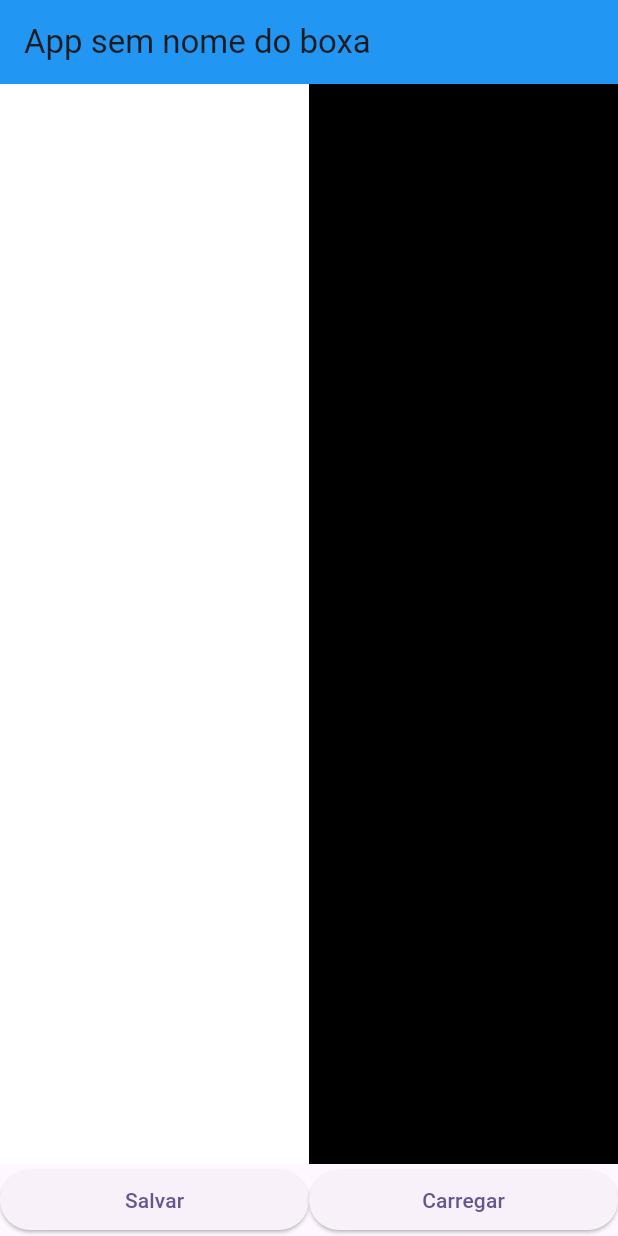
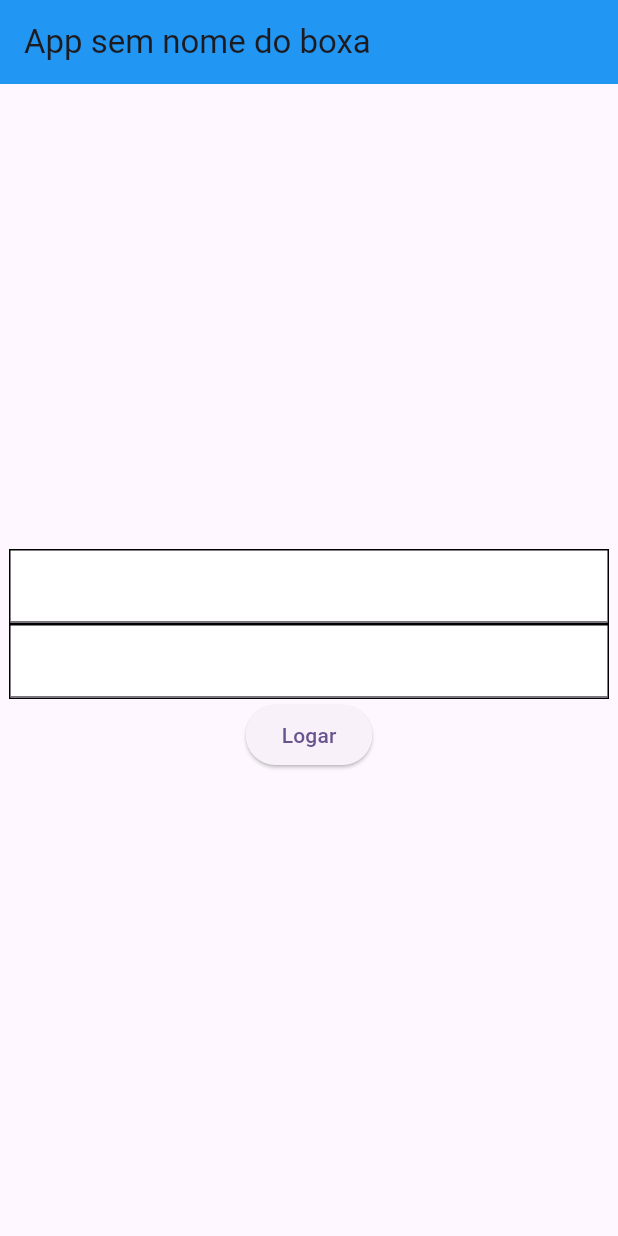
Before and after one commit to GuimaRodrigues/on_lyric, a Flutter app: the screen it shows after launch, on a phone screen of 412 x 824 dp. Run offline on Flutter 3.47's test engine with Material 3 defaults, Android fonts, the phone set to English and light mode, and no system bars; missing offline and left inert: flutter_session_manager, rich_text_controller.

Commit message:
avancei bem ate

```diff
--- a/lib/main.dart
+++ b/lib/main.dart
@@ -1,10 +1,10 @@
-import 'package:app_musica/home_page.dart';
+import 'package:app_musica/utils/storage/control_session.dart';
+import 'package:app_musica/utils/storage/storage_constants.dart';
+import 'package:app_musica/view/home_page_view.dart';
+import 'package:app_musica/view/login_page.dart';
 import 'package:flutter/material.dart';
-import 'package:localstorage/localstorage.dart';
 
-final LocalStorage storage = LocalStorage('alan_bortot');
-
-void main() {
+void main() async {
   runApp(const MyApp());
 }
 
@@ -20,7 +20,19 @@
         colorScheme: ColorScheme.fromSeed(seedColor: Colors.deepPurple),
         useMaterial3: true,
       ),
-      home: const HomePage(),
+      home: FutureBuilder(
+        future: verificarState(),
+        builder: (context, snapshot) {
+          if (snapshot.data == true) {
+            return const HomePage();
+          }
+          return const LoginPage();
+        },
+      ),
     );
   }
+
+  verificarState() async {
+    return await ControlSession().get(StorageConstants().USUARIO_LOGADO);
+  }
 }
--- a/lib/model/Musica.dart
+++ b/lib/model/Musica.dart
@@ -1,3 +1,4 @@
 class Musica {
   String? musica;
+  String? titulo;
 }
--- /dev/null
+++ b/lib/utils/storage/control_session.dart
@@ -0,0 +1,38 @@
+import 'package:flutter_session_manager/flutter_session_manager.dart';
+
+class ControlSession {
+  ControlSession.internal();
+
+  factory ControlSession() => _instance;
+  static final ControlSession _instance = ControlSession.internal();
+
+  /// - Armazenar valores na sessão
+  Future<void> set(String key, dynamic value) async {
+    await SessionManager().set(key, value);
+  }
+
+  /// - Ler valores da sessão
+  Future<dynamic> get(String key) async {
+    return SessionManager().get(key);
+  }
+
+  /// - Atualizar sessão
+  Future<void> update() async {
+    await SessionManager().update();
+  }
+
+  /// - Excluir sessão e todos os dados nela
+  Future<void> destroy() async {
+    await SessionManager().destroy();
+  }
+
+  /// - Remover um item específico
+  Future<void> remove(String key) async {
+    await SessionManager().remove(key);
+  }
+
+  /// - Verifique se existe ou não uma chave
+  Future<bool> contain(String key) async {
+    return SessionManager().containsKey(key);
+  }
+}
--- /dev/null
+++ b/lib/utils/storage/storage_constants.dart
@@ -0,0 +1,6 @@
+class StorageConstants {
+  final String USUARIO = "USUARIO";
+  final String USUARIO_LOGADO = "USUARIO_LOGADO";
+  final String MUSICAS = "MUSICAS";
+  final String REPERTORIOS = "REPERTORIOS";
+}
--- /dev/null
+++ b/lib/view/login_page.dart
@@ -0,0 +1,86 @@
+import 'package:app_musica/utils/storage/control_session.dart';
+import 'package:app_musica/utils/storage/storage_constants.dart';
+import 'package:app_musica/view/home_page_view.dart';
+import 'package:flutter/material.dart';
+
+class LoginPage extends StatefulWidget {
+  const LoginPage({super.key});
+
+  @override
+  State<LoginPage> createState() => _LoginPageState();
+}
+
+class _LoginPageState extends State<LoginPage> {
+  String loginAdm = 'admin';
+  String senhaAdm = '1234';
+  String login = '';
+  String senha = '';
+
+  TextEditingController controllerLogin = TextEditingController();
+  TextEditingController controllerSenha = TextEditingController();
+
+  @override
+  void initState() {
+    controllerLogin = TextEditingController();
+    controllerSenha = TextEditingController();
+    super.initState();
+  }
+
+  @override
+  Widget build(BuildContext context) {
+    return Scaffold(
+      appBar: AppBar(
+        backgroundColor: Colors.blue,
+        title: const Text('App sem nome do boxa'),
+      ),
+      body: Container(
+        alignment: Alignment.center,
+        height: MediaQuery.of(context).size.height,
+        child: Column(
+          mainAxisAlignment: MainAxisAlignment.center,
+          mainAxisSize: MainAxisSize.min,
+          children: [
+            Container(
+              width: 400,
+              decoration: BoxDecoration(
+                  color: Colors.white, border: Border.all(color: Colors.black)),
+              child: TextField(
+                controller: controllerLogin,
+                style: TextStyle(color: Colors.black),
+                onChanged: (text) {
+                  setState(() {});
+                },
+              ),
+            ),
+            Container(
+              width: 400,
+              decoration: BoxDecoration(
+                  color: Colors.white, border: Border.all(color: Colors.black)),
+              child: TextField(
+                controller: controllerSenha,
+                style: TextStyle(color: Colors.black),
+                onChanged: (text) {
+                  setState(() {});
+                },
+              ),
+            ),
+            ElevatedButton(
+              onPressed: () async {
+                if (controllerSenha.text == senhaAdm &&
+                    controllerLogin.text == loginAdm) {
+                  await ControlSession.internal()
+                      .set(StorageConstants().USUARIO_LOGADO, true);
+                  Navigator.pushReplacement(
+                    context,
+                    MaterialPageRoute(builder: (context) => const HomePage()),
+                  );
+                }
+              },
+              child: Text('Logar'),
+            ),
+          ],
+        ),
+      ),
+    );
+  }
+}
--- a/pubspec.yaml
+++ b/pubspec.yaml
@@ -38,8 +38,7 @@ dependencies:
   # Use with the CupertinoIcons class for iOS style icons.
   cupertino_icons: ^1.0.2
   rich_text_controller: ^1.4.2
-  localstorage: ^4.0.0+1
-
+  flutter_session_manager: ^1.0.3
 dev_dependencies:
   flutter_test:
     sdk: flutter
```
Also changed, not shown: lib/utils/Storage.dart (deleted, +0 -11 lines), lib/view/edicao_musica.dart (added, +148 -0 lines), lib/view/edicao_repertorio.view.dart (added, +148 -0 lines), lib/view/home_page_view.dart (added, +80 -0 lines), lib/view/musicas_list_view.dart (renamed from lib/home_page.dart, +42 -11 lines), lib/view/repertorios_list_view.dart (added, +148 -0 lines), pubspec.lock, 1 other file.
